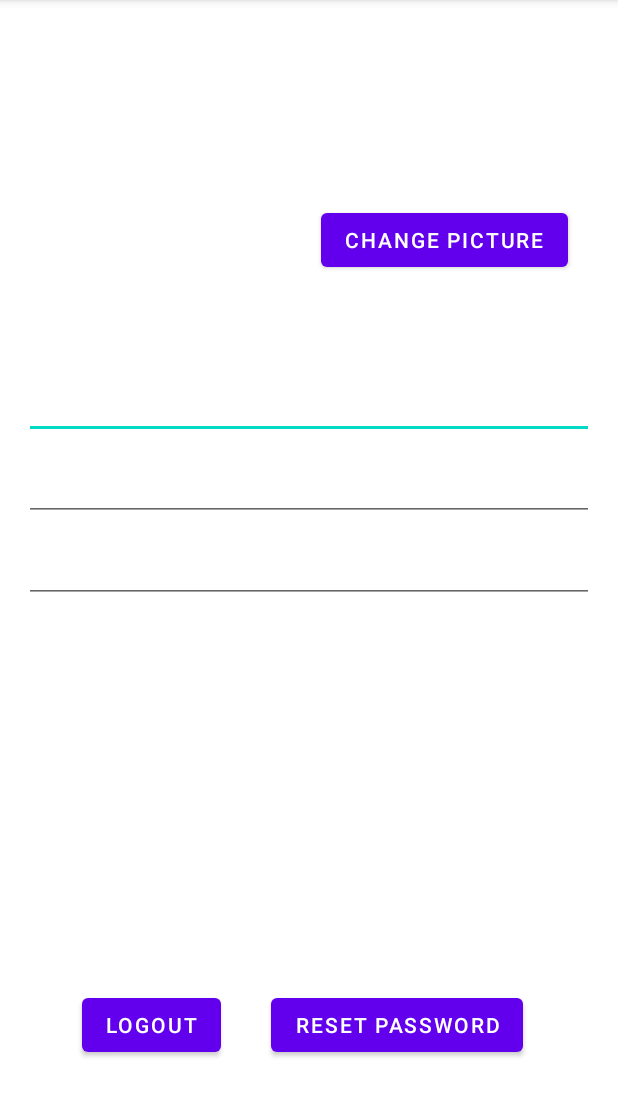
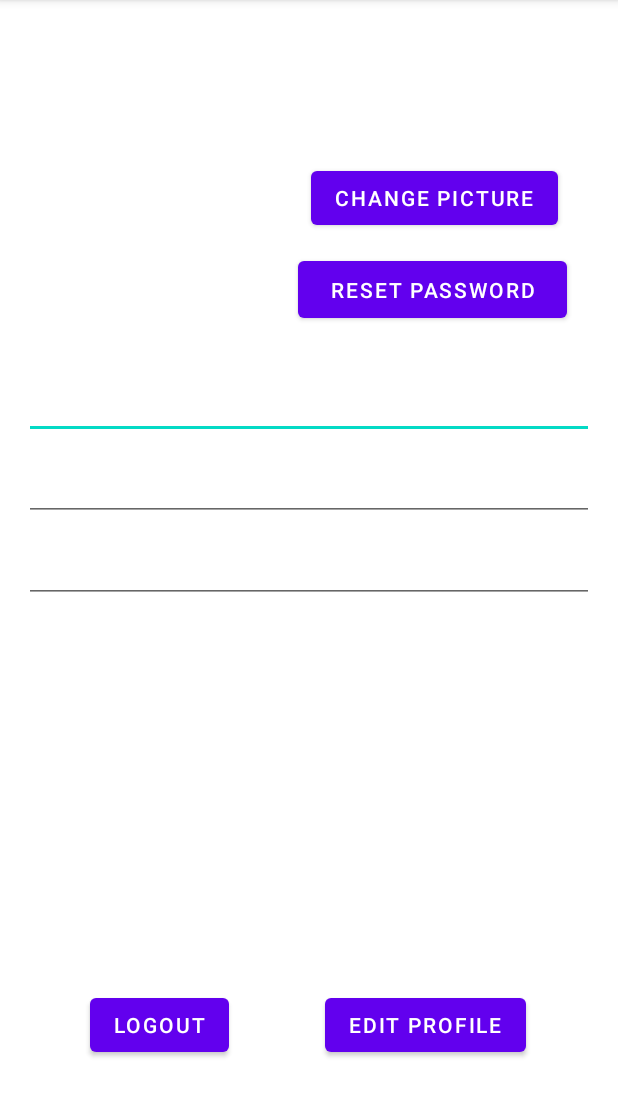
Before and after one commit to iagobarros/EasyDoso_Profissional, an Android app: the screen it shows after launch (MainActivity), on a phone screen of 412 x 824 dp, the part 84-1201 px from its top. Run offline under Robolectric (Android 15) with nearby library versions, the phone set to English and light mode, and no system bars; our stand-ins replace Firebase (no records; nobody signed in at launch, a user with empty details on screens opened directly), Picasso; 4 statements that could not run were skipped.

Commit message:
adding Edit prfile Activity

```diff
--- a/app/src/main/AndroidManifest.xml
+++ b/app/src/main/AndroidManifest.xml
@@ -2,7 +2,7 @@
 <manifest xmlns:android="http://schemas.android.com/apk/res/android"
     package="com.easydoso_profissional">
 
-    <uses-permission android:name="android.permission.INTERNET"/>
+    <uses-permission android:name="android.permission.INTERNET" />
 
     <application
         android:allowBackup="true"
@@ -11,7 +11,8 @@
         android:roundIcon="@mipmap/ic_launcher_round"
         android:supportsRtl="true"
         android:theme="@style/Theme.EasyDoso_Profissional">
-        <activity android:name=".Login"></activity>
+        <activity android:name=".EditProfile"></activity>
+        <activity android:name=".Login" />
         <activity android:name=".Register">
             <intent-filter>
                 <action android:name="android.intent.action.MAIN" />
--- a/app/src/main/java/com/easydoso_profissional/MainActivity.java
+++ b/app/src/main/java/com/easydoso_profissional/MainActivity.java
@@ -35,7 +35,7 @@ import com.squareup.picasso.Picasso;
 
 public class MainActivity extends AppCompatActivity {
     TextView fullName, email, phone, verfyMessage;
-    Button verifyButton, changeProfileBtn,resetPassBtn;
+    Button verifyButton, changeProfileBtn, resetPassBtn, editProfileBtn;
     ImageView profileImage;
 
     FirebaseAuth fAuth;
@@ -53,12 +53,13 @@ public class MainActivity extends AppCompatActivity {
         email = findViewById(R.id.YourEmail);
         fullName = findViewById(R.id.YourName);
         resetPassBtn = findViewById(R.id.resetPassBtn);
+        editProfileBtn = findViewById(R.id.editProfileBtn);
 
         fAuth = FirebaseAuth.getInstance();
         fStore = FirebaseFirestore.getInstance();
         storageReference = FirebaseStorage.getInstance().getReference();
 
-        StorageReference profileRef = storageReference.child("users/"+fAuth.getCurrentUser().getUid()+"/profile.jpg");
+        StorageReference profileRef = storageReference.child("users/" + fAuth.getCurrentUser().getUid() + "/profile.jpg");
         profileRef.getDownloadUrl().addOnSuccessListener(new OnSuccessListener<Uri>() {
             @Override
             public void onSuccess(Uri uri) {
@@ -121,12 +122,12 @@ public class MainActivity extends AppCompatActivity {
                         fuser.updatePassword(newPassword).addOnSuccessListener(new OnSuccessListener<Void>() {
                             @Override
                             public void onSuccess(Void aVoid) {
-                                Toast.makeText(MainActivity.this,"Password changed successfully.",Toast.LENGTH_SHORT);
+                                Toast.makeText(MainActivity.this, "Password changed successfully.", Toast.LENGTH_SHORT);
                             }
                         }).addOnFailureListener(new OnFailureListener() {
                             @Override
                             public void onFailure(@NonNull Exception e) {
-                                Toast.makeText(MainActivity.this,"Failed.",Toast.LENGTH_SHORT);
+                                Toast.makeText(MainActivity.this, "Failed.", Toast.LENGTH_SHORT);
                             }
                         });
 
@@ -143,7 +144,6 @@ public class MainActivity extends AppCompatActivity {
                 passwordResetDialog.create().show();
             }
         });
-
 
 
         //retrieve data from firebase data store
@@ -167,6 +167,25 @@ public class MainActivity extends AppCompatActivity {
 
             }
         });
+
+        editProfileBtn.setOnClickListener(new View.OnClickListener() {
+            @Override
+            public void onClick(View v) {
+                //open EditProfile Activity
+                Intent editProfileIntent = new Intent(v.getContext(), EditProfile.class);
+
+
+                //passing data to another activity using intent
+                editProfileIntent.putExtra("fullName", fullName.getText().toString());
+                editProfileIntent.putExtra("email", email.getText().toString());
+                editProfileIntent.putExtra("phone", phone.getText().toString());
+
+                startActivity(editProfileIntent);
+
+            }
+        });
+
+
     }
 
     @Override
@@ -186,7 +205,7 @@ public class MainActivity extends AppCompatActivity {
 
     private void upluadImageToFireBase(Uri imageUri) {
         //upload image to firebase storage
-        StorageReference fileRef = storageReference.child("users/"+fAuth.getCurrentUser().getUid()+"/profile.jpg");
+        StorageReference fileRef = storageReference.child("users/" + fAuth.getCurrentUser().getUid() + "/profile.jpg");
         fileRef.putFile(imageUri).addOnSuccessListener(new OnSuccessListener<UploadTask.TaskSnapshot>() {
             @Override
             public void onSuccess(UploadTask.TaskSnapshot taskSnapshot) {
@@ -201,7 +220,7 @@ public class MainActivity extends AppCompatActivity {
         }).addOnFailureListener(new OnFailureListener() {
             @Override
             public void onFailure(@NonNull Exception e) {
-                Toast.makeText(MainActivity.this,"Failed to Image Upload.",Toast.LENGTH_SHORT);
+                Toast.makeText(MainActivity.this, "Failed to Image Upload.", Toast.LENGTH_SHORT);
             }
         });
     }
--- a/app/src/main/res/layout/activity_main.xml
+++ b/app/src/main/res/layout/activity_main.xml
@@ -10,7 +10,7 @@
         android:id="@+id/logOutBtn"
         android:layout_width="wrap_content"
         android:layout_height="wrap_content"
-        android:layout_marginStart="54dp"
+        android:layout_marginStart="60dp"
         android:layout_marginTop="256dp"
         android:layout_marginEnd="264dp"
         android:layout_marginBottom="60dp"
@@ -18,6 +18,7 @@
         android:text="logout"
         app:layout_constraintBottom_toBottomOf="parent"
         app:layout_constraintEnd_toEndOf="parent"
+        app:layout_constraintHorizontal_bias="0.0"
         app:layout_constraintStart_toStartOf="parent"
         app:layout_constraintTop_toBottomOf="@+id/YourPhone" />
 
@@ -119,23 +120,33 @@
         android:layout_width="wrap_content"
         android:layout_height="wrap_content"
         android:layout_marginStart="46dp"
-        android:layout_marginTop="64dp"
+        android:layout_marginTop="36dp"
         android:layout_marginEnd="52dp"
         android:text="Change Picture"
         app:layout_constraintEnd_toEndOf="parent"
-        app:layout_constraintHorizontal_bias="0.413"
+        app:layout_constraintHorizontal_bias="0.62"
         app:layout_constraintStart_toEndOf="@+id/profileImage"
         app:layout_constraintTop_toBottomOf="@+id/verifyButton" />
 
     <Button
         android:id="@+id/resetPassBtn"
+        android:layout_width="179dp"
+        android:layout_height="50dp"
+        android:layout_marginStart="24dp"
+        android:layout_marginTop="12dp"
+        android:layout_marginEnd="40dp"
+        android:text="Reset Password"
+        app:layout_constraintEnd_toEndOf="parent"
+        app:layout_constraintStart_toEndOf="@+id/profileImage"
+        app:layout_constraintTop_toBottomOf="@+id/editPictureBtn" />
+
+    <Button
+        android:id="@+id/editProfileBtn"
         android:layout_width="wrap_content"
-        android:layout_height="48dp"
-        android:layout_marginStart="33dp"
-        android:layout_marginEnd="64dp"
-        android:text="Reset Password"
+        android:layout_height="wrap_content"
+        android:layout_marginStart="64dp"
+        android:text="Edit Profile"
         app:layout_constraintBottom_toBottomOf="@+id/logOutBtn"
-        app:layout_constraintEnd_toEndOf="parent"
         app:layout_constraintStart_toEndOf="@+id/logOutBtn"
         app:layout_constraintTop_toTopOf="@+id/logOutBtn"
         app:layout_constraintVertical_bias="0.0" />
```
Also changed, not shown: app/src/main/java/com/easydoso_profissional/EditProfile.java (added, +103 -0 lines), app/src/main/res/layout/activity_edit_profile.xml (added, +103 -0 lines).
